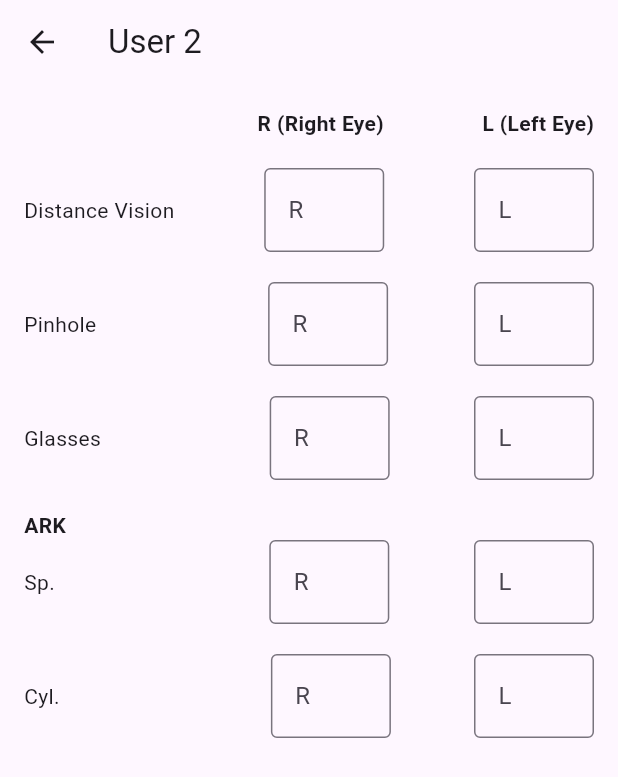
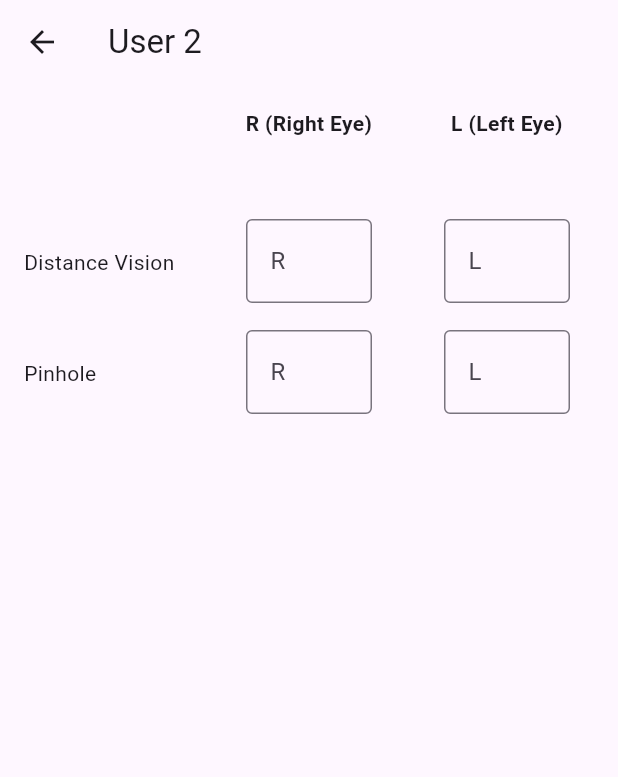
Before and after one commit to jayan110105/OpthaDoc, a Flutter app: the User2 screen opened by its route, on a phone screen of 412 x 824 dp. Shown: the top 777 px of the screen. Run offline on Flutter 3.47's test engine with Material 3 defaults, Android fonts, the phone set to English and light mode, and no system bars.

Commit message:
user 2 grid

```diff
--- a/lib/ui/screens/User2.dart
+++ b/lib/ui/screens/User2.dart
@@ -7,159 +7,91 @@ class User2 extends StatelessWidget {
   Widget build(BuildContext context) {
     return Scaffold(
       appBar: AppBar(
-        title: Text("User 2"),
+        title: const Text("User 2"),
       ),
       body: SingleChildScrollView(
         padding: const EdgeInsets.all(16.0),
         child: Column(
           children: [
-            Row(
-              mainAxisAlignment: MainAxisAlignment.spaceBetween,
+            GridView.count(
+              crossAxisCount: 3,
+              childAspectRatio:2,
+              crossAxisSpacing: 16.0,
+              mainAxisSpacing: 16.0,
+              padding: EdgeInsets.zero,
+              shrinkWrap: true,
+              physics: NeverScrollableScrollPhysics(),
               children: [
-                SizedBox(width: 90),
-                Text(
+                const SizedBox(),
+                const Text(
                   "R (Right Eye)",
                   style: TextStyle(fontWeight: FontWeight.bold),
+                  textAlign: TextAlign.center,
                 ),
-                Text(
+                const Text(
                   "L (Left Eye)",
                   style: TextStyle(fontWeight: FontWeight.bold),
+                  textAlign: TextAlign.center,
                 ),
+                Column(
+                  crossAxisAlignment: CrossAxisAlignment.start,
+                  mainAxisAlignment: MainAxisAlignment.center,
+                  children: [
+                    const Text('Distance Vision'),
                   ],
                 ),
-            SizedBox(height: 20,),
-            Row(
-              mainAxisAlignment: MainAxisAlignment.spaceBetween,
-              children: [
-                Text('Distance Vision'),
-                Container(
+                Padding(
+                  padding: const EdgeInsets.symmetric(horizontal: 16.0),
+                  child: Container(
                     width: 80,
-                  child: TextField(
+                    child: const TextField(
                       decoration: InputDecoration(
                         border: OutlineInputBorder(),
                         hintText: 'R',
                       ),
                     ),
                   ),
-                Container(
+                ),
+                Padding(
+                  padding: const EdgeInsets.symmetric(horizontal: 16.0),
+                  child: Container(
                     width: 80,
-                  child: TextField(
+                    child: const TextField(
                       decoration: InputDecoration(
                         border: OutlineInputBorder(),
                         hintText: 'L',
                       ),
                     ),
                   ),
+                ),
+                Column(
+                  crossAxisAlignment: CrossAxisAlignment.start,
+                  mainAxisAlignment: MainAxisAlignment.center,
+                  children: [
+                    const Text('Pinhole'),
                   ],
                 ),
-            SizedBox(height: 20,),
-            Row(
-              mainAxisAlignment: MainAxisAlignment.spaceBetween,
-              children: [
-                Text('Pinhole'),
-                SizedBox(width: 0,),
-                Container(
+                Padding(
+                  padding: const EdgeInsets.symmetric(horizontal: 16.0),
+                  child: Container(
                     width: 80,
-                  child: TextField(
+                    child: const TextField(
                       decoration: InputDecoration(
                         border: OutlineInputBorder(),
                         hintText: 'R',
                       ),
                     ),
                   ),
-                Container(
+                ),
+                Padding(
+                  padding: const EdgeInsets.symmetric(horizontal: 16.0),
+                  child: Container(
                     width: 80,
-                  child: TextField(
+                    child: const TextField(
                       decoration: InputDecoration(
                         border: OutlineInputBorder(),
                         hintText: 'L',
                       ),
-                  ),
-                ),
-              ],
-            ),
-            SizedBox(height: 20,),
-            Row(
-              mainAxisAlignment: MainAxisAlignment.spaceBetween,
-              children: [
-                Text('Glasses'),
-                SizedBox(width: 0,),
-                Container(
-                  width: 80,
-                  child: TextField(
-                    decoration: InputDecoration(
-                      border: OutlineInputBorder(),
-                      hintText: 'R',
-                    ),
-                  ),
-                ),
-                Container(
-                  width: 80,
-                  child: TextField(
-                    decoration: InputDecoration(
-                      border: OutlineInputBorder(),
-                      hintText: 'L',
-                    ),
-                  ),
-                ),
-              ],
-            ),
-            SizedBox(height: 20,),
-            Row(
-              children: [
-                Text(
-                    "ARK",
-                    textAlign: TextAlign.left,
-                    style: TextStyle(fontWeight: FontWeight.bold),
-                ),
-              ],
-            ),
-            Row(
-              mainAxisAlignment: MainAxisAlignment.spaceBetween,
-              children: [
-                Text('Sp.'),
-                SizedBox(width: 30,),
-                Container(
-                  width: 80,
-                  child: TextField(
-                    decoration: InputDecoration(
-                      border: OutlineInputBorder(),
-                      hintText: 'R',
-                    ),
-                  ),
-                ),
-                Container(
-                  width: 80,
-                  child: TextField(
-                    decoration: InputDecoration(
-                      border: OutlineInputBorder(),
-                      hintText: 'L',
-                    ),
-                  ),
-                ),
-              ],
-            ),
-            SizedBox(height: 20,),
-            Row(
-              mainAxisAlignment: MainAxisAlignment.spaceBetween,
-              children: [
-                Text('Cyl.'),
-                SizedBox(width: 30,),
-                Container(
-                  width: 80,
-                  child: TextField(
-                    decoration: InputDecoration(
-                      border: OutlineInputBorder(),
-                      hintText: 'R',
-                    ),
-                  ),
-                ),
-                Container(
-                  width: 80,
-                  child: TextField(
-                    decoration: InputDecoration(
-                      border: OutlineInputBorder(),
-                      hintText: 'L',
                     ),
                   ),
                 ),
@@ -167,7 +99,7 @@ class User2 extends StatelessWidget {
             ),
           ],
         ),
-      )
+      ),
     );
   }
 }
```
Lines whose indentation alone changed are shown as unchanged.
